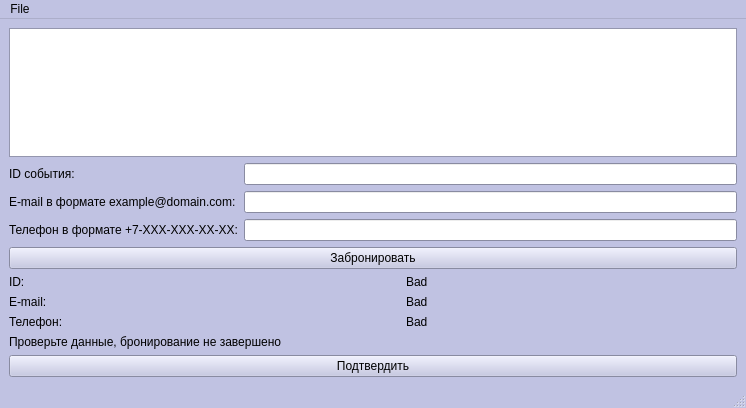
mainex/btimetable-booking, file Booking/mainwindow.ui: the form before one commit.
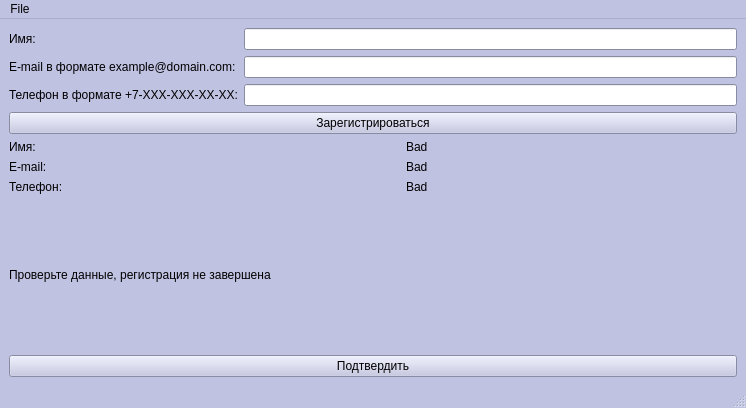
The form after the commit.

Patch:
```diff
--- a/Booking/mainwindow.ui
+++ b/Booking/mainwindow.ui
@@ -459,25 +459,8 @@
    <layout class="QVBoxLayout" name="verticalLayout">
     <item>
      <layout class="QVBoxLayout" name="verticalLayout_2">
-      <item>
-       <widget class="QTableView" name="tableView"/>
-      </item>
       <item>
        <layout class="QFormLayout" name="formLayout_3">
-        <item row="0" column="0">
-         <widget class="QLabel" name="enterIdLabel">
-          <property name="text">
-           <string>ID события:</string>
-          </property>
-         </widget>
-        </item>
-        <item row="0" column="1">
-         <widget class="QLineEdit" name="enterIdLineEdit">
-          <property name="text">
-           <string/>
-          </property>
-         </widget>
-        </item>
         <item row="1" column="0">
          <widget class="QLabel" name="enterEmailLabel">
           <property name="text">
@@ -506,24 +489,27 @@
           </property>
          </widget>
         </item>
+        <item row="0" column="0">
+         <widget class="QLabel" name="label_2">
+          <property name="text">
+           <string>Имя:</string>
+          </property>
+         </widget>
+        </item>
+        <item row="0" column="1">
+         <widget class="QLineEdit" name="enterNameLineEdit"/>
+        </item>
        </layout>
       </item>
       <item>
        <widget class="QPushButton" name="pushButton">
         <property name="text">
-         <string>Забронировать</string>
+         <string>Зарегистрироваться</string>
         </property>
        </widget>
       </item>
       <item>
        <layout class="QFormLayout" name="formLayout_4">
-        <item row="0" column="0">
-         <widget class="QLabel" name="label_4">
-          <property name="text">
-           <string>ID:</string>
-          </property>
-         </widget>
-        </item>
         <item row="1" column="0">
          <widget class="QLabel" name="label_5">
           <property name="text">
@@ -531,31 +517,6 @@
           </property>
          </widget>
         </item>
-        <item row="2" column="0">
-         <widget class="QLabel" name="label_6">
-          <property name="text">
-           <string>Телефон:</string>
-          </property>
-         </widget>
-        </item>
-        <item row="0" column="1">
-         <layout class="QHBoxLayout" name="horizontalLayout_4">
-          <item>
-           <widget class="QLabel" name="idLabel">
-            <property name="text">
-             <string/>
-            </property>
-           </widget>
-          </item>
-          <item>
-           <widget class="QLabel" name="isIdOkLabel">
-            <property name="text">
-             <string>Bad</string>
-            </property>
-           </widget>
-          </item>
-         </layout>
-        </item>
         <item row="1" column="1">
          <layout class="QHBoxLayout" name="horizontalLayout_5">
           <item>
@@ -574,6 +535,13 @@
           </item>
          </layout>
         </item>
+        <item row="2" column="0">
+         <widget class="QLabel" name="label_6">
+          <property name="text">
+           <string>Телефон:</string>
+          </property>
+         </widget>
+        </item>
         <item row="2" column="1">
          <layout class="QHBoxLayout" name="horizontalLayout_6">
           <item>
@@ -592,6 +560,31 @@
           </item>
          </layout>
         </item>
+        <item row="0" column="0">
+         <widget class="QLabel" name="label_3">
+          <property name="text">
+           <string>Имя:</string>
+          </property>
+         </widget>
+        </item>
+        <item row="0" column="1">
+         <layout class="QHBoxLayout" name="horizontalLayout">
+          <item>
+           <widget class="QLabel" name="nameLabel">
+            <property name="text">
+             <string/>
+            </property>
+           </widget>
+          </item>
+          <item>
+           <widget class="QLabel" name="isNameOkLabel">
+            <property name="text">
+             <string>Bad</string>
+            </property>
+           </widget>
+          </item>
+         </layout>
+        </item>
        </layout>
       </item>
      </layout>
@@ -599,7 +592,7 @@
     <item>
      <widget class="QLabel" name="label">
       <property name="text">
-       <string>Проверьте данные, бронирование не завершено</string>
+       <string>Проверьте данные, регистрация не завершена</string>
       </property>
      </widget>
     </item>
```
